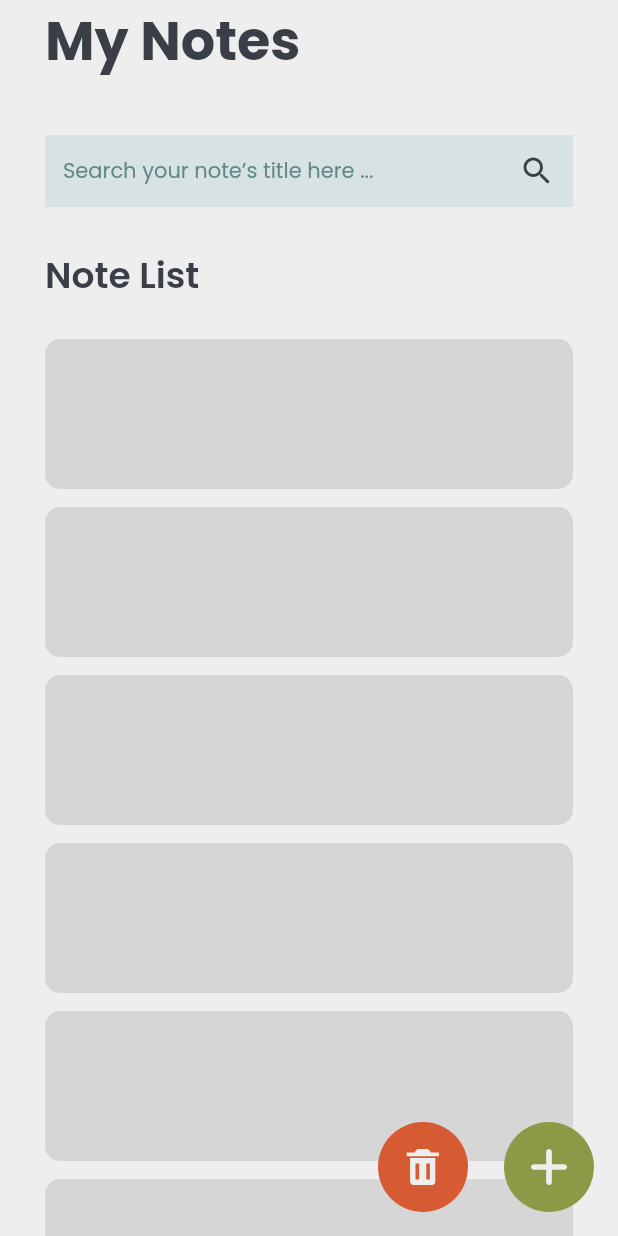
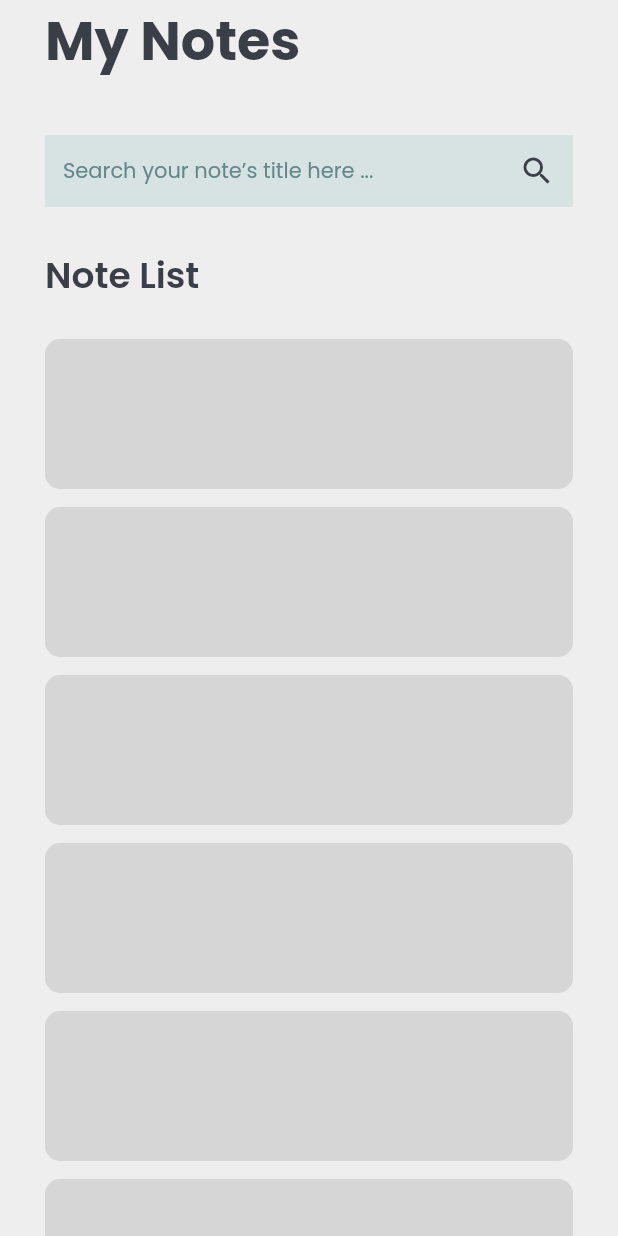
Before and after one commit to lamdt-newwave/note_app, a Flutter app: the first screen one second after launch, on a phone screen of 412 x 824 dp. Run offline on Flutter 3.47's test engine with Material 2 defaults, Android fonts, the phone set to English and light mode, and no system bars; drawn by our look-alikes of shimmer; our stand-ins replace bloc, equatable, flutter_bloc, flutter_svg, get.

Commit message:
fix case: note list is empty

```diff
--- a/lib/ui/pages/home/home_page.dart
+++ b/lib/ui/pages/home/home_page.dart
@@ -50,7 +50,30 @@ class _HomePageState extends State<HomePage> {
               const SizedBox(
                 height: 36,
               ),
+              _buildSearch(theme),
+              const SizedBox(
+                height: 24,
+              ),
               SizedBox(
+                height: 36,
+                child: Text(
+                  "Note List",
+                  style: theme.textTheme.headlineMedium,
+                ),
+              ),
+              const SizedBox(
+                height: 24,
+              ),
+              _buildNoteList(theme),
+            ],
+          ),
+        ),
+      ),
+    );
+  }
+
+  Widget _buildSearch(ThemeData theme) {
+    return SizedBox(
       height: 52,
       child: TextFormField(
         controller: _controller,
@@ -72,7 +95,7 @@ class _HomePageState extends State<HomePage> {
                       color: AppColors.darkPrimary,
                     )
                   : InkWell(
-                                onTap: ()  {
+                      onTap: () {
                         _cubit.onClearTextField();
                         _controller.clear();
                       },
@@ -86,35 +109,15 @@ class _HomePageState extends State<HomePage> {
           ),
         ),
       ),
-              ),
-              const SizedBox(
-                height: 24,
-              ),
-              SizedBox(
-                height: 36,
-                child: Text(
-                  "Note List",
-                  style: theme.textTheme.headlineMedium,
-                ),
-              ),
-              const SizedBox(
-                height: 24,
-              ),
-              _buildNoteList(),
-            ],
-          ),
-        ),
-      ),
     );
   }
 
-  Widget _buildNoteList() {
+  Widget _buildNoteList(ThemeData theme) {
     return BlocBuilder<HomeCubit, HomeState>(
       bloc: _cubit,
       builder: (context, state) {
-        print("12321313");
         if (state.loadNoteStatus == LoadStatus.success) {
-          return _buildSuccessfulList(state.notes, state.isEnableDelete);
+          return _buildSuccessfulList(state.notes, state.isEnableDelete, theme);
         } else if (state.loadNoteStatus == LoadStatus.loading) {
           return _buildLoadingList();
         } else {
@@ -142,10 +145,21 @@ class _HomePageState extends State<HomePage> {
     );
   }
 
-  Widget _buildSuccessfulList(List<NoteEntity> notes, bool isEnableDelete) {
+  Widget _buildSuccessfulList(
+      List<NoteEntity> notes, bool isEnableDelete, ThemeData theme) {
     return BlocBuilder<HomeCubit, HomeState>(
       bloc: _cubit,
       builder: (context, state) {
+        if (state.notes.isEmpty) {
+          return SizedBox(
+            height: 27,
+            child: Text(
+              "Add your first note please :D",
+              style: theme.textTheme.headlineSmall
+                  ?.copyWith(color: AppColors.redAccent),
+            ),
+          );
+        }
         return Expanded(
           child: ListView.builder(
               shrinkWrap: true,
@@ -169,7 +183,10 @@ class _HomePageState extends State<HomePage> {
   Widget _buildActionButton() {
     return BlocBuilder<HomeCubit, HomeState>(
       builder: (context, state) {
-        return state.isEnableDelete
+        if (state.loadNoteStatus == LoadStatus.loading) {
+          return Container();
+        } else {
+          return state.isEnableDelete && state.notes.isNotEmpty
               ? InkWell(
                   onTap: () => _cubit.onEnableDeleteNote(),
                   child: Container(
@@ -190,13 +207,16 @@ class _HomePageState extends State<HomePage> {
                   mainAxisAlignment: MainAxisAlignment.end,
                   mainAxisSize: MainAxisSize.min,
                   children: [
-                  InkWell(
+                    Visibility(
+                      visible: state.notes.isNotEmpty,
+                      child: InkWell(
                         onTap: () => _cubit.onEnableDeleteNote(),
                         child: Container(
                           height: 60,
                           width: 60,
                           decoration: const BoxDecoration(
-                          shape: BoxShape.circle, color: AppColors.redAccent),
+                              shape: BoxShape.circle,
+                              color: AppColors.redAccent),
                           child: Center(
                               child: SvgPicture.asset(
                             AppImages.icTrash,
@@ -204,6 +224,7 @@ class _HomePageState extends State<HomePage> {
                             width: 24,
                             color: AppColors.lightPrimary,
                           )),
+                        ),
                       ),
                     ),
                     const SizedBox(
@@ -224,6 +245,7 @@ class _HomePageState extends State<HomePage> {
                     ),
                   ],
                 );
+        }
       },
     );
   }
```
Lines whose indentation alone changed are shown as unchanged.
